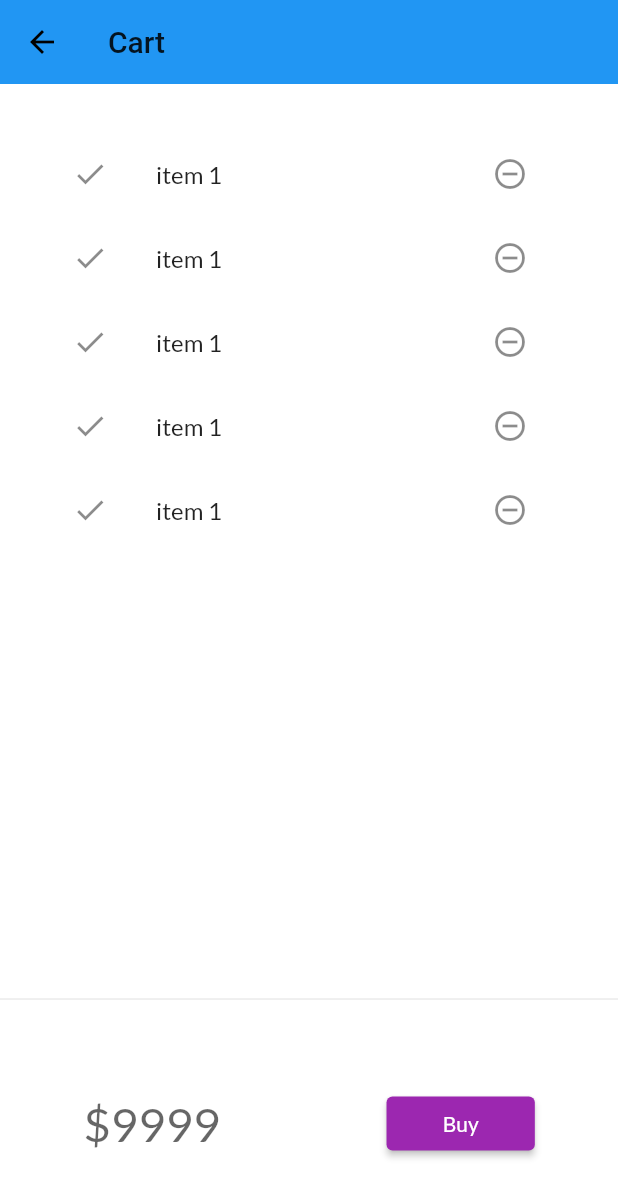
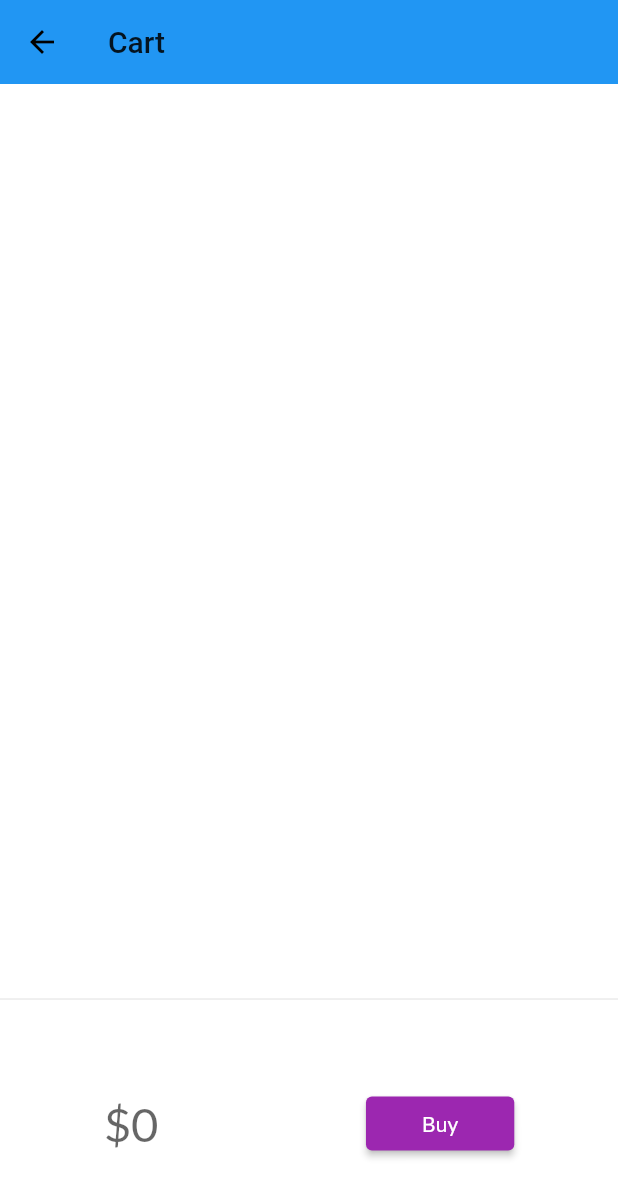
Before and after one commit to SyedAmeenHussaini/flutter_pra, a Flutter app: the screen it shows after launch, after a tap on an icon or button, on a phone screen of 412 x 824 dp. Shown: the top 1197 px of the screen. Run offline on Flutter 3.47's test engine with Material 2 defaults, Android fonts, the phone set to English and light mode, and no system bars; our stand-ins replace google_fonts, velocity_x; network calls fail.

Commit message:
day 20 completed

```diff
--- a/lib/models/cart.dart
+++ b/lib/models/cart.dart
@@ -1,6 +1,9 @@
 import 'package:flutter_catalog/models/catalog.dart';
 
 class CartModel {
+  static final cartModel = CartModel._internal();
+  CartModel._internal();
+  factory CartModel() => cartModel;
   //catalog field
 
   late CatalogModel _catalog;
--- a/lib/models/catalog.dart
+++ b/lib/models/catalog.dart
@@ -1,4 +1,7 @@
 class CatalogModel {
+  static final catModel = CatalogModel._internal();
+  CatalogModel._internal();
+  factory CatalogModel() => catModel;
   static List<Item> items = [];
 
   //Get item by ID
--- a/lib/pages/cart_page.dart
+++ b/lib/pages/cart_page.dart
@@ -1,4 +1,5 @@
 import 'package:flutter/material.dart';
+import 'package:flutter_catalog/models/cart.dart';
 import 'package:velocity_x/velocity_x.dart';
 
 class CartPage extends StatelessWidget {
@@ -28,12 +29,17 @@ class CartTotal extends StatelessWidget {
 
   @override
   Widget build(BuildContext context) {
+    final _cart = CartModel();
     return SizedBox(
       height: 150,
       child: Row(
         mainAxisAlignment: MainAxisAlignment.spaceAround,
         children: [
-          "\$9999".text.xl4.color(context.theme.hintColor).make(),
+          "\$${_cart.totalPrice}"
+              .text
+              .xl4
+              .color(context.theme.hintColor)
+              .make(),
           ElevatedButton(
                   onPressed: () {
                     ScaffoldMessenger.of(context).showSnackBar(
@@ -56,18 +62,23 @@ class CartList extends StatefulWidget {
 }
 
 class _CartListState extends State<CartList> {
+  final _cart = CartModel();
+
+
+
+
   @override
   Widget build(BuildContext context) {
     return ListView.builder(
-      itemCount: 5,
+      itemCount: _cart.items?.length,
       // ignore: non_constant_identifier_names
-      itemBuilder: (context, Index) => ListTile(
+      itemBuilder: (context, index) => ListTile(
         leading: const Icon(Icons.done),
         trailing: IconButton(
           icon: const Icon(Icons.remove_circle_outline),
           onPressed: () {},
         ),
-        title: "item 1".text.make(),
+        title: _cart.items[index].name.text.make(),
       ),
     );
   }
--- a/lib/widgets/catalog_list.dart
+++ b/lib/widgets/catalog_list.dart
@@ -2,9 +2,9 @@ import 'dart:convert';
 
 import 'package:flutter/material.dart';
 import 'package:flutter/services.dart';
+import 'package:flutter_catalog/models/cart.dart';
 import 'package:flutter_catalog/models/catalog.dart';
 import 'package:flutter_catalog/pages/utilits/approut.dart';
-
 
 import 'package:velocity_x/velocity_x.dart';
 
@@ -14,9 +14,7 @@ import 'catalog_image.dart';
 class CatalogList extends StatelessWidget {
   @override
   Widget build(BuildContext context) {
-
     return ListView.builder(
-
       shrinkWrap: true,
       itemCount: CatalogModel.items.length,
       itemBuilder: (context, index) {
@@ -30,16 +28,14 @@ class CatalogList extends StatelessWidget {
                     ),
                   ),
                 ),
-
-
             child: CatalogItem(catalog: catalog));
       },
     );
   }
 }
+
 class CatalogItem extends StatelessWidget {
   final Item catalog;
-
 
   const CatalogItem({Key? key, required this.catalog})
       : assert(catalog != null),
@@ -51,44 +47,28 @@ class CatalogItem extends StatelessWidget {
       child: Row(
         children: [
           Hero(
-            tag:catalog.id.toString() ,
+            tag: catalog.id.toString(),
             child: CatalogImage(
               image: catalog.image,
             ),
           ),
-
           Expanded(
-
               child: Column(
             crossAxisAlignment: CrossAxisAlignment.start,
             mainAxisAlignment: MainAxisAlignment.center,
             children: [
-
               catalog.name.text.lg
                   .color(Theme.of(context).primaryColorDark)
                   .bold
                   .make(),
               catalog.desc.text.textStyle(TextStyle()).xl.make(),
               10.heightBox,
-
-
-
               ButtonBar(
                 alignment: MainAxisAlignment.spaceBetween,
                 buttonPadding: EdgeInsets.zero,
                 children: [
                   "\$${catalog.price}".text.bold.xl.make(),
-                  ElevatedButton(
-                    onPressed: () {},
-                    style: ButtonStyle(
-                        backgroundColor: MaterialStateProperty.all(
-                          Theme.of(context).primaryColorDark,
-                        ),
-                        shape: MaterialStateProperty.all(
-                          StadiumBorder(),
-                        )),
-                    child: "Add to cart".text.make(),
-                  )
+                  _AddToCart(catalog: catalog)
                 ],
               ).pOnly(right: 8.0)
             ],
@@ -98,3 +78,40 @@ class CatalogItem extends StatelessWidget {
     ).white.rounded.square(150).make().py16();
   }
 }
+
+class _AddToCart extends StatefulWidget {
+  final Item catalog;
+  const _AddToCart({
+    Key? key,
+    required this.catalog,
+  }) : super(key: key);
+
+  @override
+  State<_AddToCart> createState() => _AddToCartState();
+}
+
+class _AddToCartState extends State<_AddToCart> {
+  bool isAdded = false;
+
+  @override
+  Widget build(BuildContext context) {
+    return ElevatedButton(
+      onPressed: () {
+        isAdded = isAdded.toggle();
+        final _catalog = CatalogModel();
+        final _cart = CartModel();
+        _cart.catalog = _catalog;
+        _cart.add(widget.catalog);
+        setState(() {});
+      },
+      style: ButtonStyle(
+          backgroundColor: MaterialStateProperty.all(
+            Theme.of(context).primaryColorDark,
+          ),
+          shape: MaterialStateProperty.all(
+            StadiumBorder(),
+          )),
+      child: isAdded ?  Icon(Icons.done) : "Add to cart".text.make(),
+    );
+  }
+}
```
Lines whose indentation alone changed are shown as unchanged.
